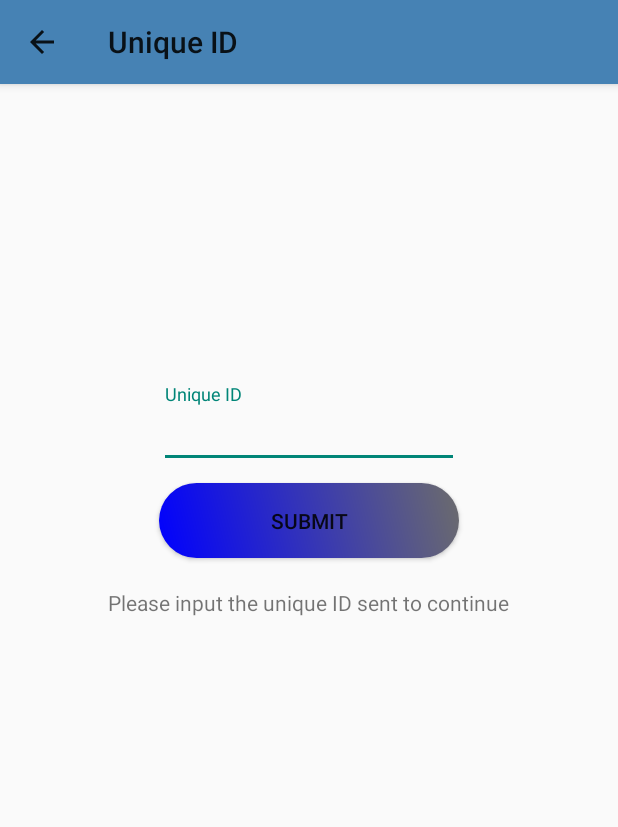
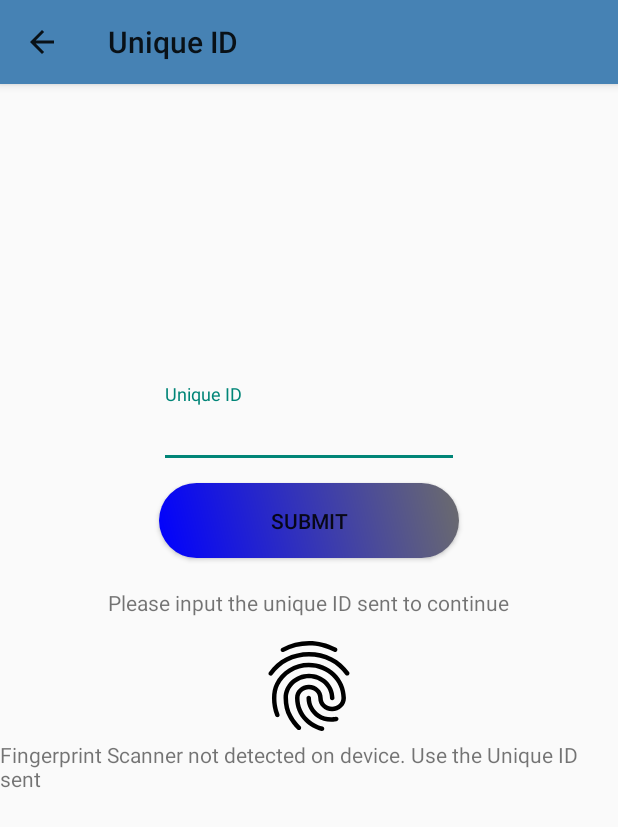
Before and after one commit to stefanmills/votingapp, an Android app: the UniqueID screen opened directly, with no data from a screen before it, on a phone screen of 412 x 824 dp. Shown: the top 827 px of the screen. Run offline under Robolectric (Android 15) with nearby library versions, the phone set to English and light mode, and no system bars; libraries missing offline, so code that uses them is left out: com.androidnetworking, com.androidnetworking.common, com.androidnetworking.error, com.androidnetworking.interfaces.

Commit message:
fingerprint

```diff
--- a/app/src/main/AndroidManifest.xml
+++ b/app/src/main/AndroidManifest.xml
@@ -4,6 +4,8 @@
     package="com.example.votingapp">
 
     <uses-permission android:name="android.permission.INTERNET" />
+
+    <uses-permission android:name="android.permission.USE_FINGERPRINT" />
 
     <application
         android:allowBackup="true"
@@ -15,7 +17,8 @@
         tools:ignore="GoogleAppIndexingWarning">
 
 
-        <activity android:name=".MainActivity"></activity>
+        <activity android:name=".MainActivity"
+            ></activity>
         <activity
             android:name=".Splash"
             android:theme="@style/Theme.AppCompat.NoActionBar">
--- a/app/src/main/java/com/example/votingapp/MainActivity.java
+++ b/app/src/main/java/com/example/votingapp/MainActivity.java
@@ -109,6 +109,7 @@ public class MainActivity extends AppCompatActivity {
                                         builder.setChannelId(CHANNEL_ID);
                                         builder.setContentTitle("Unique ID");
                                         builder.setContentText("Hey there, your" + response);
+                                        prefsManager.setFingerUniqueID(response.split(" ")[3]);
                                         builder.setPriority(NotificationCompat.PRIORITY_HIGH);
                                         builder.setVibrate(new long[] { 1000, 1000, 1000, 1000, 1000 });
 
--- a/app/src/main/java/com/example/votingapp/SelectedVotes.java
+++ b/app/src/main/java/com/example/votingapp/SelectedVotes.java
@@ -53,6 +53,9 @@ public class SelectedVotes extends AppCompatActivity {
         referenceNumber = prefsManager.getReferenceNumber();
         Password = prefsManager.getPassword();
         UniqueID = prefsManager.getUniqueID();
+        if(prefsManager.getfingerSuccess()){
+            UniqueID = prefsManager.getFingerUniqueID();
+        }
         prezVote = President.selectedPresidentID;
         secVote = SecretaryPage.selectedSecetaryID;
         finSecVote = Financial.selectedFinancialID;
@@ -153,11 +156,13 @@ public class SelectedVotes extends AppCompatActivity {
                                     Toast.makeText(getApplicationContext(), "You have successfully voted", Toast.LENGTH_LONG).show();
                                     Intent vote = new Intent(getApplicationContext(), VotePage.class);
                                     startActivity(vote);
+                                    finish();
                                 } else if (response.contains("Sorry")) {
 
                                     Toast.makeText(getApplicationContext(), "Sorry, you have already cast your vote", Toast.LENGTH_LONG).show();
                                     Intent vote = new Intent(getApplicationContext(), VotePage.class);
                                     startActivity(vote);
+                                    finish();
                                 }
                             }
 
--- a/app/src/main/java/com/example/votingapp/UniqueID.java
+++ b/app/src/main/java/com/example/votingapp/UniqueID.java
@@ -1,17 +1,25 @@
 package com.example.votingapp;
 
+import android.Manifest;
+import android.app.KeyguardManager;
 import android.app.ProgressDialog;
 import android.content.Intent;
+import android.content.pm.PackageManager;
 import android.graphics.Color;
 import android.graphics.drawable.ColorDrawable;
+import android.hardware.fingerprint.FingerprintManager;
+import android.os.Build;
 import android.os.Bundle;
 import android.support.design.widget.TextInputEditText;
+import android.support.v4.content.ContextCompat;
 import android.support.v7.app.ActionBar;
 import android.support.v7.app.AppCompatActivity;
 import android.text.TextUtils;
 import android.util.Log;
 import android.view.View;
 import android.widget.Button;
+import android.widget.ImageView;
+import android.widget.TextView;
 import android.widget.Toast;
 
 import com.androidnetworking.AndroidNetworking;
@@ -24,13 +32,19 @@ public class UniqueID extends AppCompatActivity {
     private String UniqueID;
     private TextInputEditText textUnique;
     private Button buttonSubmit;
+    private TextView mParaLabel;
+    private TextView paralabel;
     private PrefsManager prefsManager;
+    private ImageView fingerp;
     private String referenceNumber;
+    private FingerprintManager fingerprintManager;
+    private KeyguardManager keyguardManager;
 
     @Override
     protected void onCreate(Bundle savedInstanceState) {
         super.onCreate(savedInstanceState);
         setContentView(R.layout.uniqueid);
+
 
         prefsManager = new PrefsManager(this);
 
@@ -38,7 +52,9 @@ public class UniqueID extends AppCompatActivity {
 
         textUnique = findViewById(R.id.uniqueid);
         buttonSubmit = findViewById(R.id.btSubmit);
-
+        fingerp=findViewById(R.id.fingerimage);
+        paralabel=findViewById(R.id.paraLabel);
+        mParaLabel=findViewById(R.id.paraLabel);
         buttonSubmit.setOnClickListener(new View.OnClickListener() {
             @Override
             public void onClick(View v) {
@@ -52,6 +68,41 @@ public class UniqueID extends AppCompatActivity {
 
 
         });
+
+        // TO DO: ANDRODI VERSION SHOULD BE GREATER OR EQUAL TO MASH
+        // WHETHER DEVICE HAS A FINGERPRINT SCANNER.
+        // CHECK WHETHER THE USER OF THE PHONE IS USING THE FINGERPRINT FEATURE.
+        // LOCK SCREEN IS SECURE WUTH ONE TYPE OF LOCK
+        // AT LEAST ONE FINGERPRINT IS REGISTERED
+
+        if(Build.VERSION.SDK_INT >= Build.VERSION_CODES.M){
+            fingerprintManager=(FingerprintManager) getSystemService(FINGERPRINT_SERVICE);
+            keyguardManager= (KeyguardManager) getSystemService(KEYGUARD_SERVICE);
+            if (!fingerprintManager.isHardwareDetected()){
+
+                mParaLabel.setText("Fingerprint Scanner not detected on device. Use the Unique ID sent");
+
+
+            }
+            else if (ContextCompat.checkSelfPermission(this, Manifest.permission.USE_FINGERPRINT)!= PackageManager.PERMISSION_GRANTED){
+
+                mParaLabel.setText("Permission not granted to use fingerprint scanner");
+            }
+            else if (!keyguardManager.isKeyguardSecure()){
+                mParaLabel.setText("Add lock to your phone in settings");
+            }
+            else if (!fingerprintManager.hasEnrolledFingerprints()){
+mParaLabel.setText("You should add at least one fingerprint to the device to use this feature.");
+            }
+            else {
+                mParaLabel.setText("Place your thumb to access the vote menu.");
+
+                FingerprintHandler fingerprintHandler= new FingerprintHandler(this);
+                fingerprintHandler.startAuth(fingerprintManager, null);
+
+
+            }
+        }
 
         ActionBar actionBar= getSupportActionBar();
         actionBar.setTitle("Unique ID");
@@ -92,6 +143,7 @@ public class UniqueID extends AppCompatActivity {
                                         startActivity(submit);
 
                                         prefsManager.setUniqueID(UniqueID);
+
                                     }
                                     else {
                                         Log.d("wrong details", "wrong details");
--- /dev/null
+++ b/app/src/main/res/drawable/ic_close_black_24dp.xml
@@ -0,0 +1,5 @@
+<vector android:height="24dp" android:tint="#D70D1D"
+    android:viewportHeight="24.0" android:viewportWidth="24.0"
+    android:width="24dp" xmlns:android="http://schemas.android.com/apk/res/android">
+    <path android:fillColor="#FF000000" android:pathData="M19,6.41L17.59,5 12,10.59 6.41,5 5,6.41 10.59,12 5,17.59 6.41,19 12,13.41 17.59,19 19,17.59 13.41,12z"/>
+</vector>
--- /dev/null
+++ b/app/src/main/res/drawable/ic_done_black_24dp.xml
@@ -0,0 +1,5 @@
+<vector android:height="24dp" android:tint="#D70D1D"
+    android:viewportHeight="24.0" android:viewportWidth="24.0"
+    android:width="24dp" xmlns:android="http://schemas.android.com/apk/res/android">
+    <path android:fillColor="#FF000000" android:pathData="M9,16.2L4.8,12l-1.4,1.4L9,19 21,7l-1.4,-1.4L9,16.2z"/>
+</vector>
--- a/app/src/main/res/layout/uniqueid.xml
+++ b/app/src/main/res/layout/uniqueid.xml
@@ -51,8 +51,24 @@
         android:text="Please input the unique ID sent to continue"
         android:layout_gravity="center"
         android:paddingTop="20dp"
+        android:id="@+id/uniquetxt"
         />
 
 
 
+    <ImageView
+        android:layout_marginTop="10dp"
+        android:layout_width="72dp"
+        android:layout_height="72dp"
+        android:src="@drawable/fingerprint"
+        android:id="@+id/fingerimage"/>
+    <TextView
+        android:layout_width="wrap_content"
+        android:layout_height="wrap_content"
+        android:layout_gravity="center"
+        android:id="@+id/paraLabel"
+        android:text="Fingerprint Authentication. Please place your thumb here "/>
+
+
+
 </LinearLayout>
```
Also changed, not shown: app/src/main/java/com/example/votingapp/FingerprintHandler.java (added, +86 -0 lines), app/src/main/java/com/example/votingapp/PrefsManager.java (+19 -1 lines).
